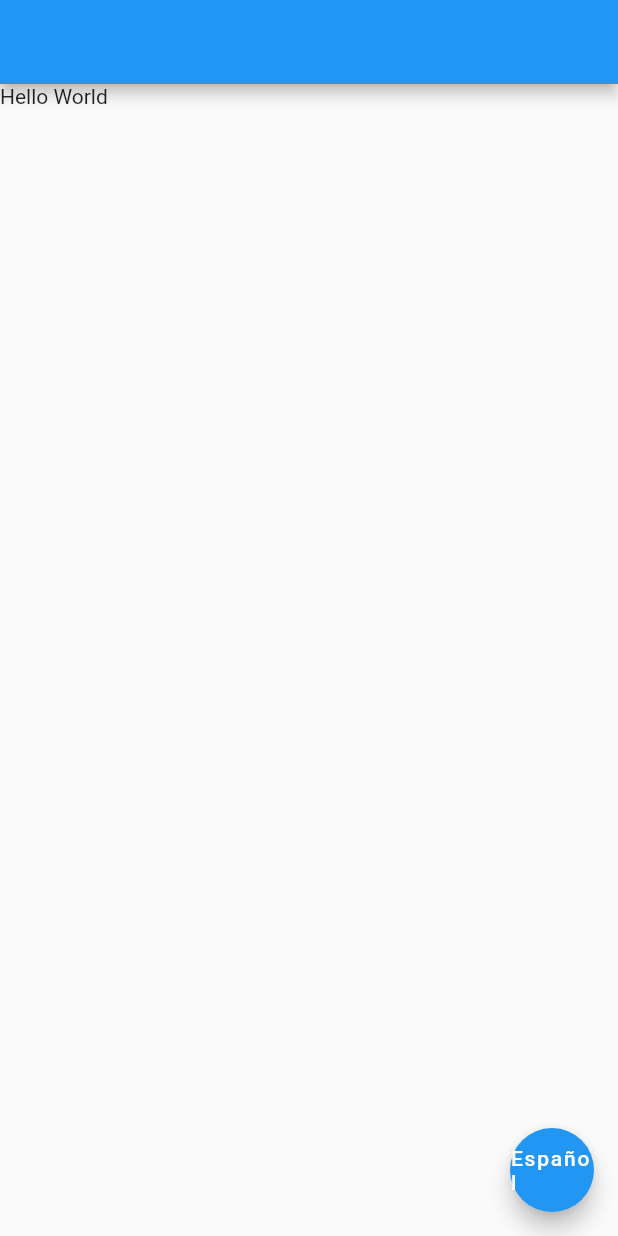
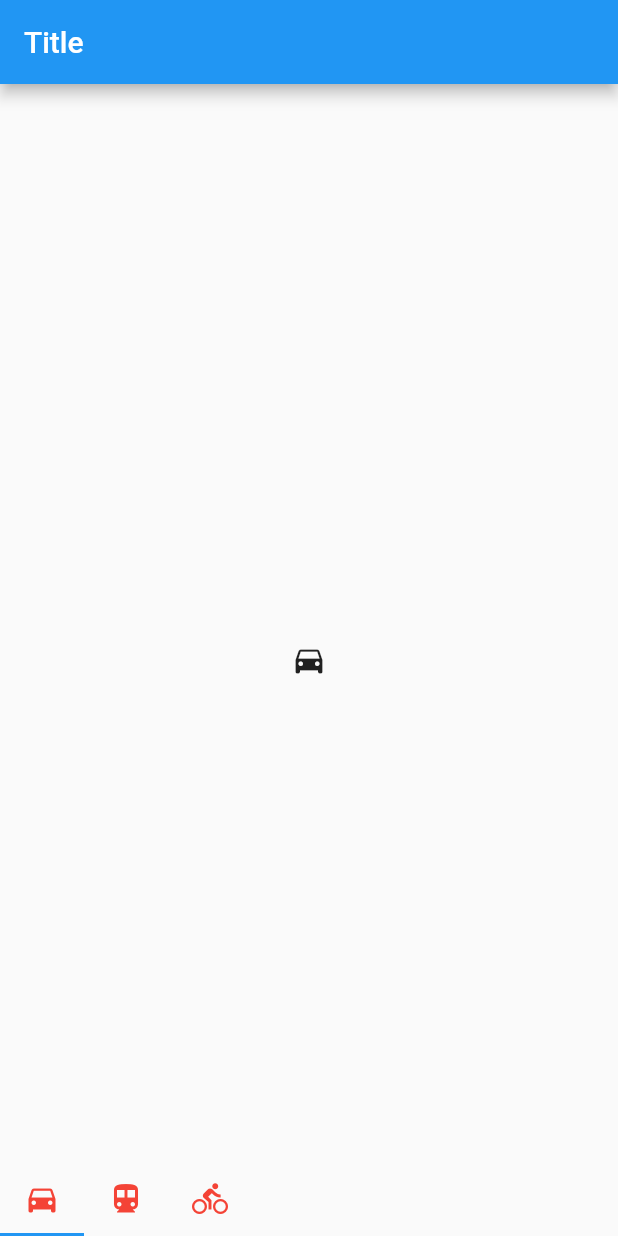
Before and after one commit to luismarcodev/baseApp, a Flutter app: the screen it shows after launch, on a phone screen of 412 x 824 dp. Run offline on Flutter 3.47's test engine with Material 2 defaults, Android fonts, the phone set to English and light mode, and no system bars; our stand-ins replace easy_localization.

Commit message:
Add home tabBar

```diff
--- a/assets/i18n/en.json
+++ b/assets/i18n/en.json
@@ -1,5 +1,6 @@
 {
   "common": {
-    "hello": "Hello World"
+    "hello": "Hello World",
+    "title": "Title"
   }
 }
--- a/assets/i18n/es.json
+++ b/assets/i18n/es.json
@@ -1,5 +1,6 @@
 {
   "common": {
+    "title": "Título",
     "hello": "Hola Mundo"
   }
 }
--- /dev/null
+++ b/assets/i18n/pt.json
@@ -0,0 +1,5 @@
+{
+  "common": {
+    "hello": "Olá Mundo"
+  }
+}
--- a/lib/pages/home.dart
+++ b/lib/pages/home.dart
@@ -1,4 +1,3 @@
-
 import 'package:easy_localization/easy_localization.dart';
 import 'package:flutter/material.dart';
 
@@ -7,12 +6,52 @@ class HomePage extends StatelessWidget {
 
   @override
   Widget build(BuildContext context) {
-
-    return Scaffold(
-      floatingActionButton: FloatingActionButton(child: Text('Español'),onPressed: (){
-        context.setLocale(Locale('en', ''));
-      },),
-      appBar: AppBar(),
-      body: Container(child: const Text('common.hello').tr(),));
+    return MaterialApp(
+      home: DefaultTabController(
+        length: 3,
+        child: SafeArea(
+          child: Scaffold(
+            resizeToAvoidBottomInset: true,
+            appBar: AppBar(
+              //  bottom:
+              title: const Text('common.title').tr(),
+            ),
+            body: Stack(children: [
+              TabBarView(
+                children: [
+                  Icon(Icons.directions_car),
+                  Icon(Icons.directions_transit),
+                  Icon(Icons.directions_bike),
+                ],
+              ),
+              Positioned(
+                bottom: 0,
+                child: Expanded(
+                  child: TabBar(
+                    tabs: [
+                      Tab(
+                          icon: Icon(
+                        Icons.directions_car,
+                        color: Colors.red,
+                      )),
+                      Tab(
+                          icon: Icon(
+                        Icons.directions_transit,
+                        color: Colors.red,
+                      )),
+                      Tab(
+                          icon: Icon(
+                        Icons.directions_bike,
+                        color: Colors.red,
+                      )),
+                    ],
+                  ),
+                ),
+              )
+            ]),
+          ),
+        ),
+      ),
+    );
   }
 }
```
